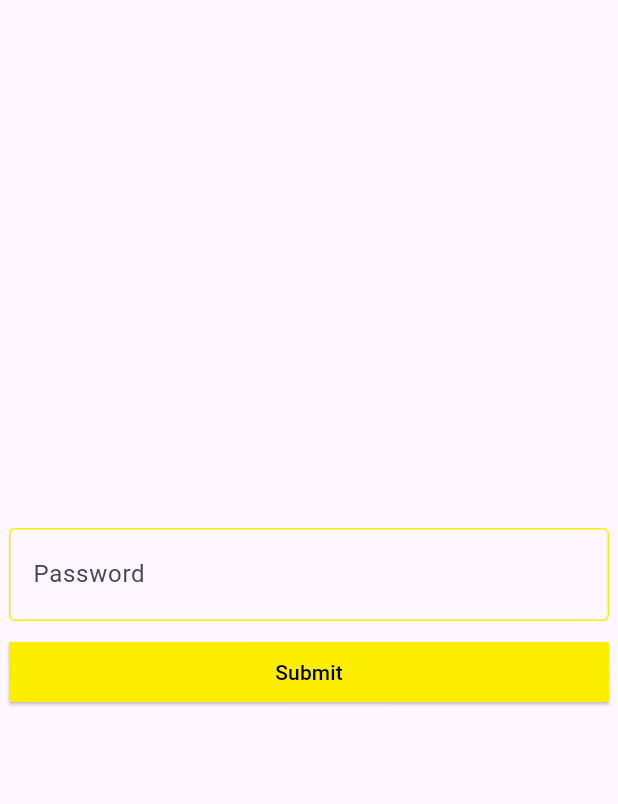
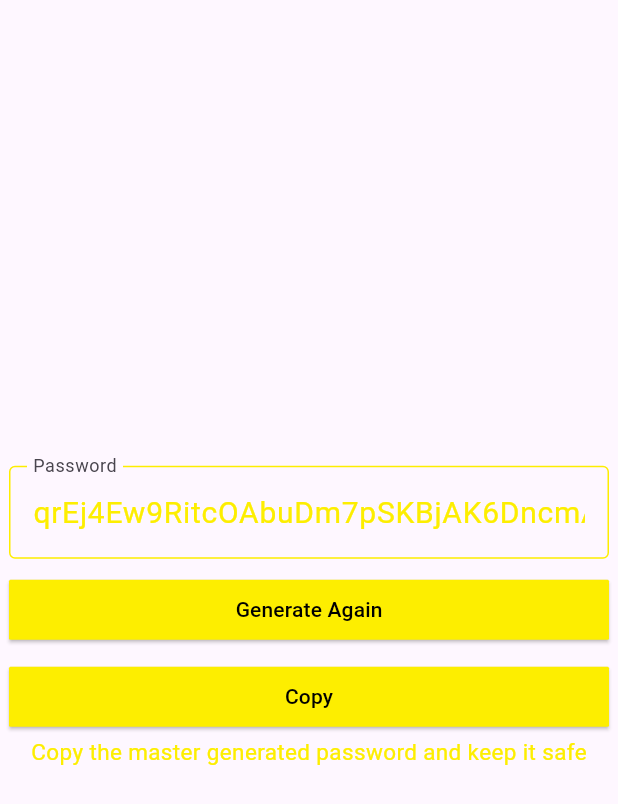
Before and after one commit to Thagana/password_generator_lite, a Flutter app: the OnboardingWeb widget shown alone on an empty page, opened directly, on a phone screen of 412 x 824 dp. Shown: the top 804 px of the screen. Run offline on Flutter 3.47's test engine with Material 3 defaults, Android fonts, the light colour scheme and no system bars; our stand-ins replace animated_text_kit, bloc, equatable, firebase_auth, firebase_core, firebase_database and 6 more; missing offline and left inert: encrypt; accounts and stored records are empty; generated files the repository leaves out were written again.

Commit message:
ready for update

```diff
--- a/lib/router/router.dart
+++ b/lib/router/router.dart
@@ -59,8 +59,6 @@ class AppRouter {
       final loggedIn = FirebaseAuth.instance.currentUser != null;
       final onboardingState = context.watch<OnboardingBloc>().state;
 
-      print('Onboarding State: ${onboardingState} logged in: ${loggedIn}');
-
       if (loggedIn) {
         if (!onboardingState.isDone) {
           return '/onboarding';
--- a/lib/src/features/home/bloc/password_event.dart
+++ b/lib/src/features/home/bloc/password_event.dart
@@ -9,7 +9,11 @@ abstract class PasswordEvent {
 ///
 class RequestPasswords extends PasswordEvent {
   ///
-  const RequestPasswords();
+  const RequestPasswords({ required this.plainPassword });
+
+  final String plainPassword;
+
+  List<Object?> get props => [plainPassword];
 }
 
 class RequestAddPassword extends PasswordEvent {
--- a/lib/src/features/home/cubit/password_cubit.dart
+++ b/lib/src/features/home/cubit/password_cubit.dart
@@ -25,7 +25,7 @@ class PasswordCubit extends Cubit<PasswordCubitState> {
       BehaviorSubject<PasswordStrength>.seeded(PasswordStrength.WEEK);
 
   // length option
-  final _passwordLengthController = BehaviorSubject<double>.seeded(12);
+  final _passwordLengthController = BehaviorSubject<double>.seeded(32);
 
   // Checkbox options
   final _isUpperCaseController = BehaviorSubject<bool>.seeded(true);
@@ -175,6 +175,7 @@ class PasswordCubit extends Cubit<PasswordCubitState> {
     updatePassword();
   }
 
+
   @override
   Future<void> close() async {
     await _passwordController.close();
--- a/lib/src/features/onbaording/views/onboarding_web.dart
+++ b/lib/src/features/onbaording/views/onboarding_web.dart
@@ -1,4 +1,5 @@
 import 'package:cyberman/constants.dart';
+import 'package:cyberman/src/features/home/cubit/password_cubit.dart';
 import 'package:cyberman/src/features/onbaording/blocs/onboarding_bloc.dart';
 import 'package:cyberman/src/features/onbaording/cubit/onboarding_cubit.dart';
 import 'package:flutter/material.dart';
@@ -30,10 +31,11 @@ class OnboardingWeb extends StatelessWidget {
               ConstrainedBox(
                 constraints: const BoxConstraints(maxWidth: 400),
                 child: StreamBuilder<String>(
-                stream: context.read<OnboardingCubit>().passwordStream,
+                  stream: context.read<PasswordCubit>().passwordStream,
                   builder: (context, snapshot) {
                     return TextField(
-                    controller: controller,
+                      controller: controller..text = snapshot.data ?? '',
+                      readOnly: true,
                       decoration: const InputDecoration(
                         border: OutlineInputBorder(
                           borderSide: BorderSide(color: primaryColor, width: 1),
@@ -51,9 +53,6 @@ class OnboardingWeb extends StatelessWidget {
                         fontSize: 20,
                         color: primaryColor,
                       ),
-                    onChanged: (value) {
-                      context.read<OnboardingCubit>().updatePassword(value);
-                    },
                     );
                   },
                 ),
@@ -71,20 +70,47 @@ class OnboardingWeb extends StatelessWidget {
                         borderRadius: BorderRadius.circular(1),
                       ),
                     ),
-                  onPressed: () {
-                    final password = context.read<OnboardingCubit>().password;
-                    context.read<OnboardingBloc>().add(
-                          RequestPasswordAdd(password),
-                        );
-                  },
-                  child: state.loading
-                      ? const CircularProgressIndicator()
-                      : const Text('Submit'),
+                    onPressed: () {},
+                    child: const Text('Generate Again'),
+                  ),
+                ),
+              ),
+              SizedBox(
+                height: 10,
+              ),
+              ConstrainedBox(
+                constraints: const BoxConstraints(maxWidth: 400),
+                child: SizedBox(
+                  width: double.infinity,
+                  child: ElevatedButton(
+                    style: ElevatedButton.styleFrom(
+                      backgroundColor: const Color(0xfffdee00),
+                      foregroundColor: Colors.black,
+                      shape: RoundedRectangleBorder(
+                        borderRadius: BorderRadius.circular(1),
+                      ),
+                    ),
+                    onPressed: () {},
+                    child: const Text('Copy'),
+                  ),
+                ),
+              ),
+              ConstrainedBox(
+                constraints: const BoxConstraints(maxWidth: 400),
+                child: Padding(
+                  padding: const EdgeInsets.all(2),
+                  child: Text(
+                    'Copy the master generated password and keep it safe',
+                    style: GoogleFonts.shareTechMono(
+                      fontSize: 15,
+                      color: primaryColor,
+                    ),
                   ),
                 ),
               ),
             ],
-        ));
+          ),
+        );
       },
     );
   }
--- a/lib/src/features/passwords/views/passwords_web.dart
+++ b/lib/src/features/passwords/views/passwords_web.dart
@@ -120,8 +120,8 @@ class PasswordsWeb extends StatelessWidget {
                                         onPressed: () async {
                                           await Clipboard.setData(
                                             ClipboardData(
-                                              text:
-                                                  state.passwords[index].password,
+                                              text: state
+                                                  .passwords[index].password,
                                             ),
                                           );
                                           final snackBar = SnackBar(
--- a/packages/password_repository/lib/src/models/password.dart
+++ b/packages/password_repository/lib/src/models/password.dart
@@ -3,12 +3,14 @@ import 'dart:convert';
 ///
 class Password {
   ///
-  const Password(
-      {required this.password,
+  const Password({
+    required this.password,
     required this.date,
     required this.name,
     required this.logo,
-      required this.strength});
+    required this.strength,
+    this.show = false,
+  });
 
   ///
   factory Password.fromJson(Map<String, dynamic> json) {
@@ -47,21 +49,23 @@ class Password {
   ///
   final double strength;
 
+  final bool show;
+
   ///
-  Password copyWith({
-    String? password,
+  Password copyWith(
+      {String? password,
       String? date,
       String? name,
       String? logo,
       double? strength,
-  }) {
+      bool? show}) {
     return Password(
         password: password ?? this.password,
         date: date ?? this.date,
         name: name ?? this.name,
         logo: logo ?? this.logo,
         strength: strength ?? this.strength,
-    );
+        show: show ?? this.show);
   }
 
   /// toJson
@@ -71,7 +75,8 @@ class Password {
       'date': password.date,
       'name': password.name,
       'logo': password.logo,
-      'strength': password.strength
+      'strength': password.strength,
+      'show': password.show
     };
   }
 
@@ -83,6 +88,7 @@ class Password {
       'name': name,
       'logo': logo,
       'strength': strength,
+      'show': show
     };
   }
 
--- a/packages/password_repository/pubspec.yaml
+++ b/packages/password_repository/pubspec.yaml
@@ -14,7 +14,8 @@ dependencies:
   firebase_core: ^2.29.0
   firebase_auth: ^4.17.9
   intl: ^0.18.0
-  encrypt: ^5.0.3
+  encrypt: ^5.0.0
+  pointycastle: ^3.5.0
 
 dev_dependencies:
   flutter_test:
```
Also changed, not shown: lib/app/view/app.dart (+18 -7 lines), lib/src/features/home/widgets/password_listview.dart (+17 -5 lines), pubspec.lock, 2 other files. Lines whose indentation alone changed are shown as unchanged.
